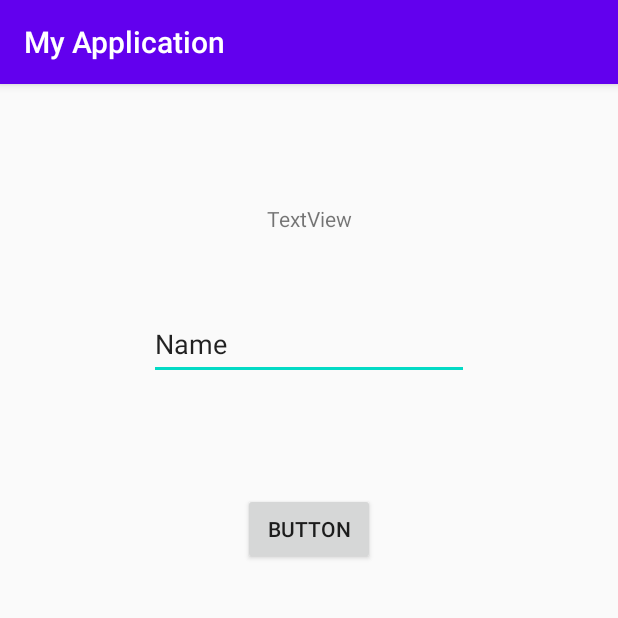
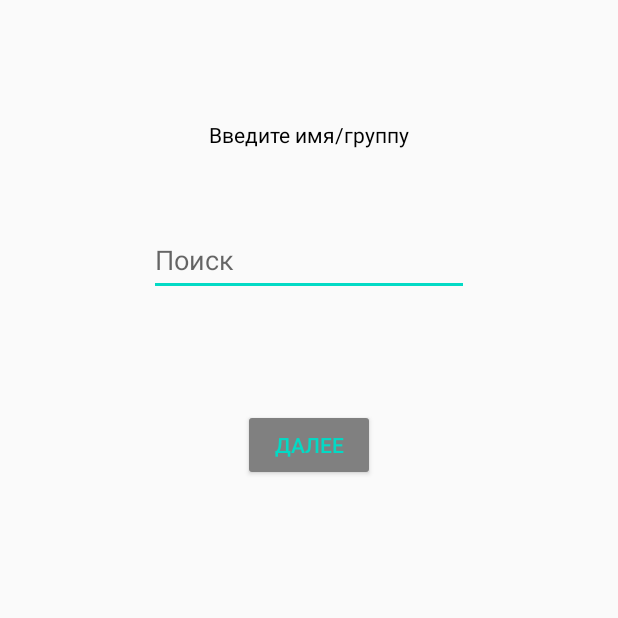
Before and after one commit to Zolomed/mobilki2, an Android app: the ConstraintLayout screen opened directly, with no data from a screen before it, on a phone screen of 412 x 824 dp, the top half of it. Run offline under Robolectric (Android 15) with nearby library versions, the phone set to English and light mode, and no system bars.

Commit message:
Added some resources

```diff
--- a/app/src/main/res/layout/constraint_layout.xml
+++ b/app/src/main/res/layout/constraint_layout.xml
@@ -10,7 +10,8 @@
         android:layout_width="wrap_content"
         android:layout_height="wrap_content"
         android:layout_marginTop="30dp"
-        android:text="TextView"
+        android:text="@string/text"
+        android:textColor="@color/black"
         app:layout_constraintEnd_toEndOf="parent"
         app:layout_constraintStart_toStartOf="parent"
         app:layout_constraintTop_toBottomOf="@+id/imageView3" />
@@ -21,9 +22,10 @@
         android:layout_height="wrap_content"
         android:layout_marginTop="50dp"
         android:ems="10"
+        android:hint="@string/hint"
         android:inputType="textPersonName"
         android:minHeight="48dp"
-        android:text="Name"
+        android:textColor="@color/black"
         app:layout_constraintEnd_toEndOf="parent"
         app:layout_constraintStart_toStartOf="parent"
         app:layout_constraintTop_toBottomOf="@+id/textView3" />
@@ -33,7 +35,9 @@
         android:layout_width="wrap_content"
         android:layout_height="wrap_content"
         android:layout_marginTop="75dp"
-        android:text="Button"
+        android:backgroundTint="@color/gray"
+        android:text="@string/button"
+        android:textColor="@color/teal_200"
         app:layout_constraintEnd_toEndOf="parent"
         app:layout_constraintStart_toStartOf="parent"
         app:layout_constraintTop_toBottomOf="@+id/editTextTextPersonName3" />
--- a/app/src/main/res/values-night/themes.xml
+++ b/app/src/main/res/values-night/themes.xml
@@ -1,6 +1,6 @@
 <resources xmlns:tools="http://schemas.android.com/tools">
     <!-- Base application theme. -->
-    <style name="Theme.MyApplication" parent="Theme.AppCompat.Light.DarkActionBar">
+    <style name="Theme.MyApplication" parent="Theme.AppCompat.Light.NoActionBar">
         <!-- Primary brand color. -->
         <item name="colorPrimary">@color/purple_200</item>
         <item name="colorPrimaryDark">@color/purple_700</item>
--- a/app/src/main/res/values/colors.xml
+++ b/app/src/main/res/values/colors.xml
@@ -7,4 +7,6 @@
     <color name="teal_700">#FF018786</color>
     <color name="black">#FF000000</color>
     <color name="white">#FFFFFFFF</color>
+    <color name="green">#008000</color>
+    <color name="gray">#808080</color>
 </resources>
--- a/app/src/main/res/values/strings.xml
+++ b/app/src/main/res/values/strings.xml
@@ -1,3 +1,6 @@
 <resources>
     <string name="app_name">My Application</string>
+    <string name="button">Далее</string>
+    <string name="text">Введите имя/группу</string>
+    <string name="hint">Поиск</string>
 </resources>
--- a/app/src/main/res/values/themes.xml
+++ b/app/src/main/res/values/themes.xml
@@ -1,6 +1,6 @@
 <resources xmlns:tools="http://schemas.android.com/tools">
     <!-- Base application theme. -->
-    <style name="Theme.MyApplication" parent="Theme.AppCompat.Light.DarkActionBar">
+    <style name="Theme.MyApplication" parent="Theme.AppCompat.Light.NoActionBar">
         <!-- Primary brand color. -->
         <item name="colorPrimary">@color/purple_500</item>
         <item name="colorPrimaryDark">@color/purple_700</item>
```
Also changed, not shown: app/src/main/res/layout/liner_layout.xml (+7 -3 lines), app/src/main/res/layout/releative_layout.xml (+7 -3 lines).
